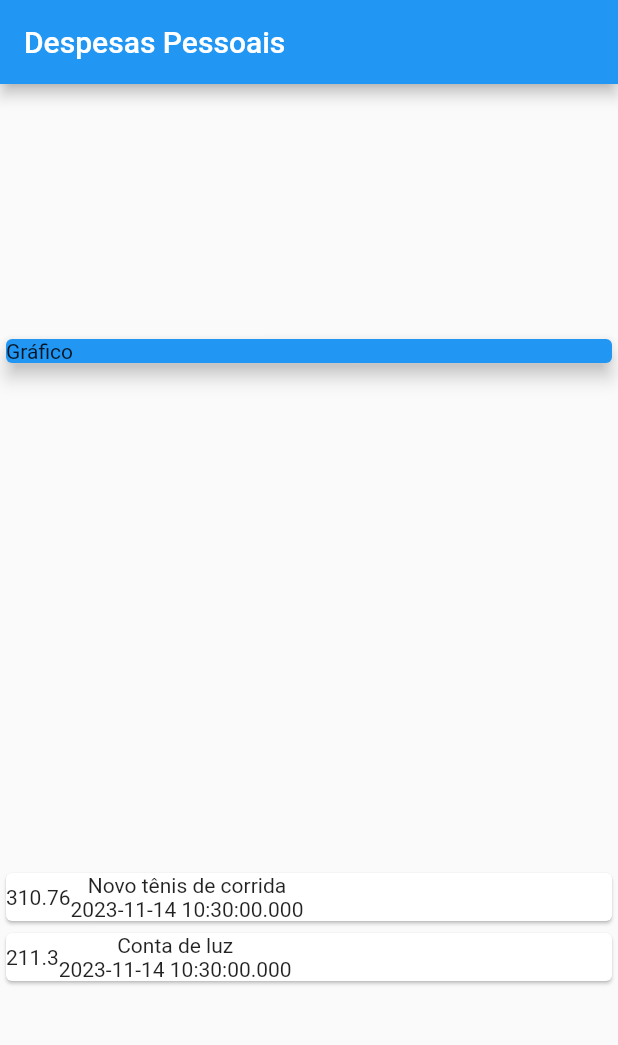
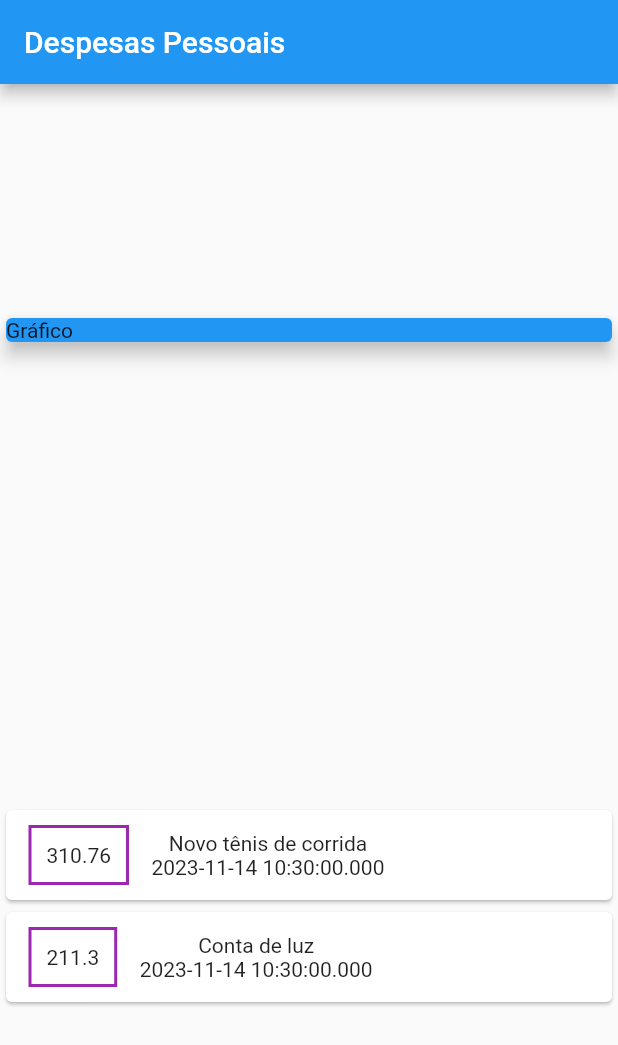
Before and after one commit to GabrielMelo01/expenses, a Flutter app: the screen it shows after launch, on a phone screen of 412 x 824 dp. Shown: the top 1045 px of the screen. Run offline on Flutter 3.47's test engine with Material 2 defaults, Android fonts, the phone set to English and light mode, and no system bars.

Commit message:
Aplicando Estilo no Container

```diff
--- a/lib/main.dart
+++ b/lib/main.dart
@@ -51,7 +51,22 @@ class MyHomePage extends StatelessWidget {
                 child: Row(
                   children:[
                     Container(
-                      child: Text(e.value.toString()),
+                      margin: EdgeInsets.symmetric(
+                        horizontal: 15,
+                        vertical: 10
+                      ),
+                      decoration: BoxDecoration(
+                        border: Border.all(
+                          color: Colors.purple,
+                          width: 2
+                        )
+                      ),
+                      padding: EdgeInsets.all(10),
+                      child: Row(
+                        children: [
+                          Text(e.value.toString())
+                        ],
+                      ),
                     ),
                     Column(
                       children: [
```
